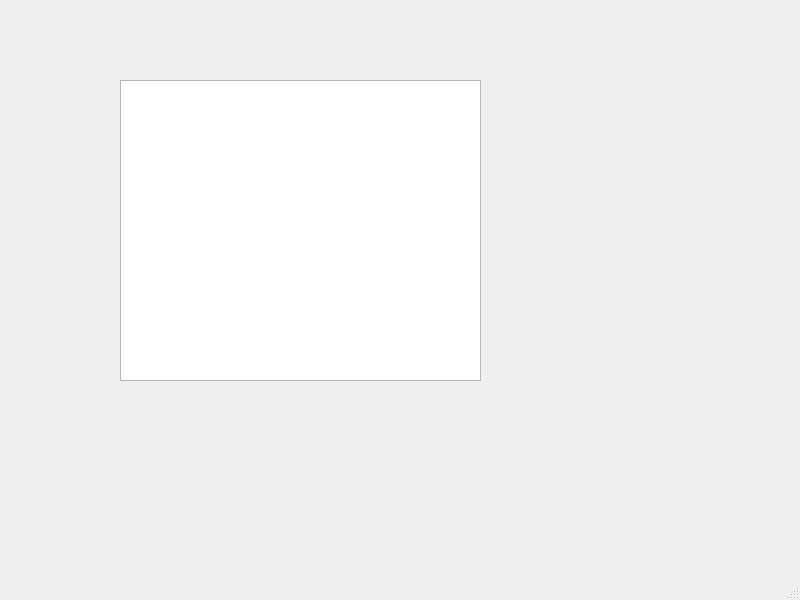
The window that Lesson8/list-widget.ui (pinkypea/MINDX---App_Producer_Intensive) describes before a commit, drawn with Qt 5.
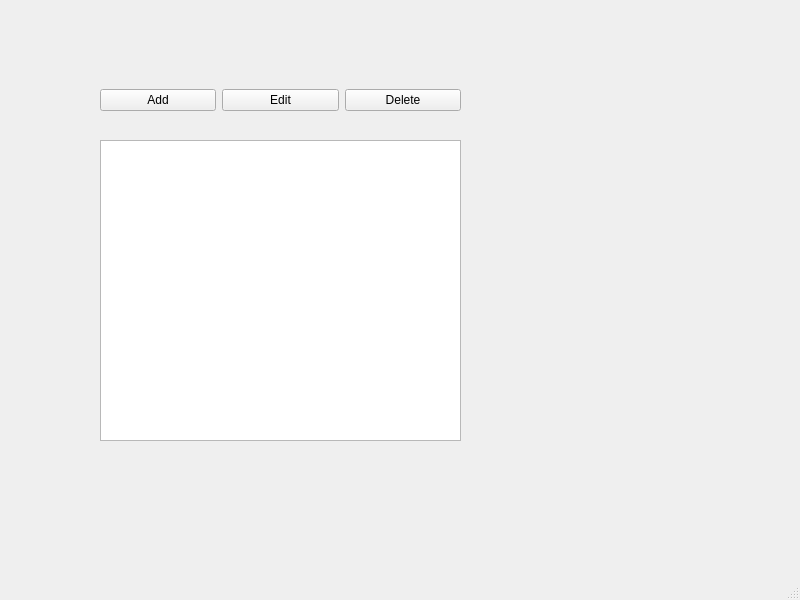
The same window after the commit.

Commit message: add delete button

What changed in the file:
```diff
--- a/Lesson8/list-widget.ui
+++ b/Lesson8/list-widget.ui
@@ -17,13 +17,46 @@
    <widget class="QListWidget" name="listWidget">
     <property name="geometry">
      <rect>
-      <x>120</x>
-      <y>80</y>
+      <x>100</x>
+      <y>140</y>
       <width>361</width>
       <height>301</height>
      </rect>
     </property>
    </widget>
+   <widget class="QWidget" name="horizontalLayoutWidget">
+    <property name="geometry">
+     <rect>
+      <x>100</x>
+      <y>60</y>
+      <width>361</width>
+      <height>80</height>
+     </rect>
+    </property>
+    <layout class="QHBoxLayout" name="horizontalLayout">
+     <item>
+      <widget class="QPushButton" name="addButton">
+       <property name="text">
+        <string>Add</string>
+       </property>
+      </widget>
+     </item>
+     <item>
+      <widget class="QPushButton" name="editButton">
+       <property name="text">
+        <string>Edit</string>
+       </property>
+      </widget>
+     </item>
+     <item>
+      <widget class="QPushButton" name="deleteButton">
+       <property name="text">
+        <string>Delete</string>
+       </property>
+      </widget>
+     </item>
+    </layout>
+   </widget>
   </widget>
   <widget class="QMenuBar" name="menubar">
    <property name="geometry">
```
The commit also changes 2 other files.
